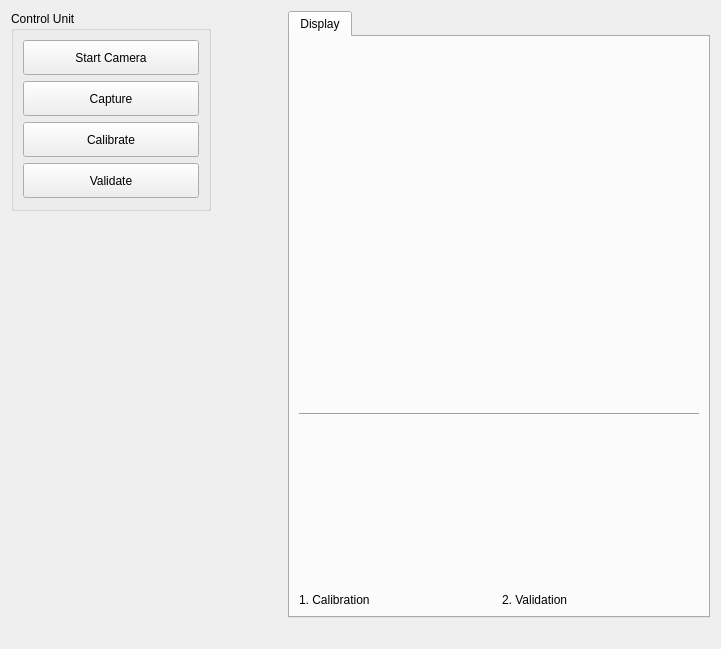
Qt form IGITutorial/IGICameraCalibration/MainWidget.ui (Kitware/IGSTKApps) before a commit.
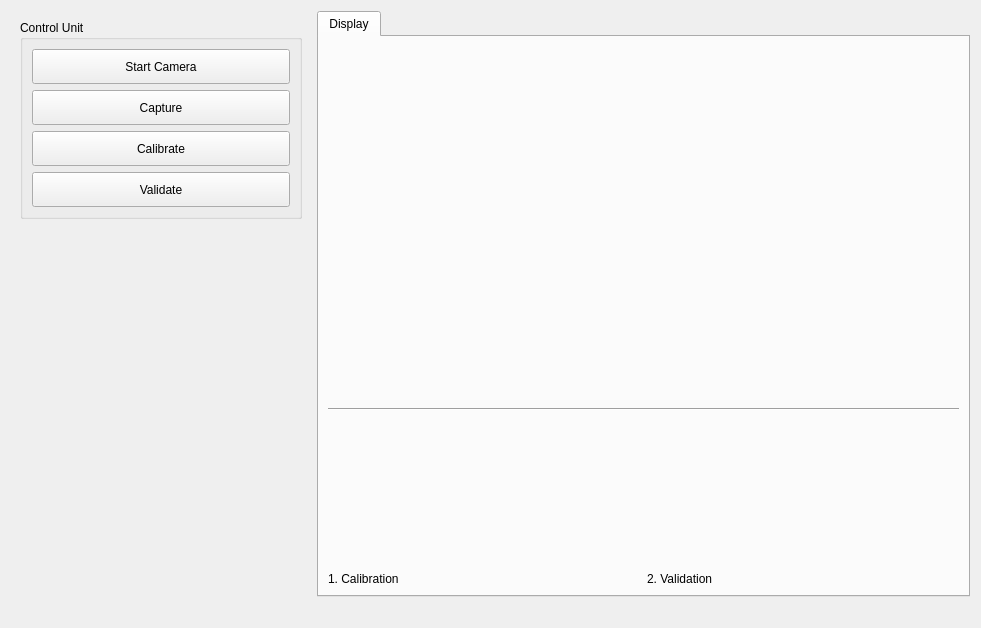
The same form after that commit. Icons and pictures are not drawn.

The edit to the form file:
```diff
--- a/IGITutorial/IGICameraCalibration/MainWidget.ui
+++ b/IGITutorial/IGICameraCalibration/MainWidget.ui
@@ -6,8 +6,8 @@
    <rect>
     <x>0</x>
     <y>0</y>
-    <width>721</width>
-    <height>649</height>
+    <width>981</width>
+    <height>628</height>
    </rect>
   </property>
   <property name="sizePolicy">
@@ -33,9 +33,24 @@
       <enum>QLayout::SetNoConstraint</enum>
      </property>
      <item>
+      <widget class="QWidget" name="ControlWidget" native="true">
+       <property name="minimumSize">
+        <size>
+         <width>300</width>
+         <height>0</height>
+        </size>
+       </property>
+       <property name="maximumSize">
+        <size>
+         <width>300</width>
+         <height>16777215</height>
+        </size>
+       </property>
       <layout class="QVBoxLayout" name="verticalLayout_5">
+        <item>
+         <layout class="QVBoxLayout" name="ControlLayout">
        <property name="sizeConstraint">
-        <enum>QLayout::SetDefaultConstraint</enum>
+           <enum>QLayout::SetFixedSize</enum>
        </property>
        <item>
         <widget class="QGroupBox" name="groupBoxCapture">
@@ -47,7 +62,7 @@
          </property>
          <property name="maximumSize">
           <size>
-           <width>200</width>
+              <width>16777215</width>
            <height>16777215</height>
           </size>
          </property>
@@ -163,7 +178,7 @@
         </spacer>
        </item>
        <item>
-        <layout class="QHBoxLayout" name="horizontalLayout_2">
+           <layout class="QHBoxLayout" name="FooterLayout">
          <item>
           <layout class="QGridLayout" name="gridLayout">
            <item row="0" column="0">
@@ -291,12 +306,30 @@
              </item>
             </layout>
            </item>
+              <item row="0" column="3">
+               <spacer name="horizontalSpacer">
+                <property name="orientation">
+                 <enum>Qt::Horizontal</enum>
+                </property>
+                <property name="sizeHint" stdset="0">
+                 <size>
+                  <width>40</width>
+                  <height>20</height>
+                 </size>
+                </property>
+               </spacer>
+              </item>
           </layout>
          </item>
         </layout>
        </item>
       </layout>
      </item>
+       </layout>
+      </widget>
+     </item>
+     <item>
+      <layout class="QHBoxLayout" name="DisplayLayout">
      <item>
       <widget class="QTabWidget" name="tabWidget">
        <property name="accessibleName">
@@ -468,6 +501,8 @@
         </layout>
        </widget>
       </widget>
+       </item>
+      </layout>
      </item>
     </layout>
    </item>
```
Lines whose indentation alone changed are shown as unchanged.
